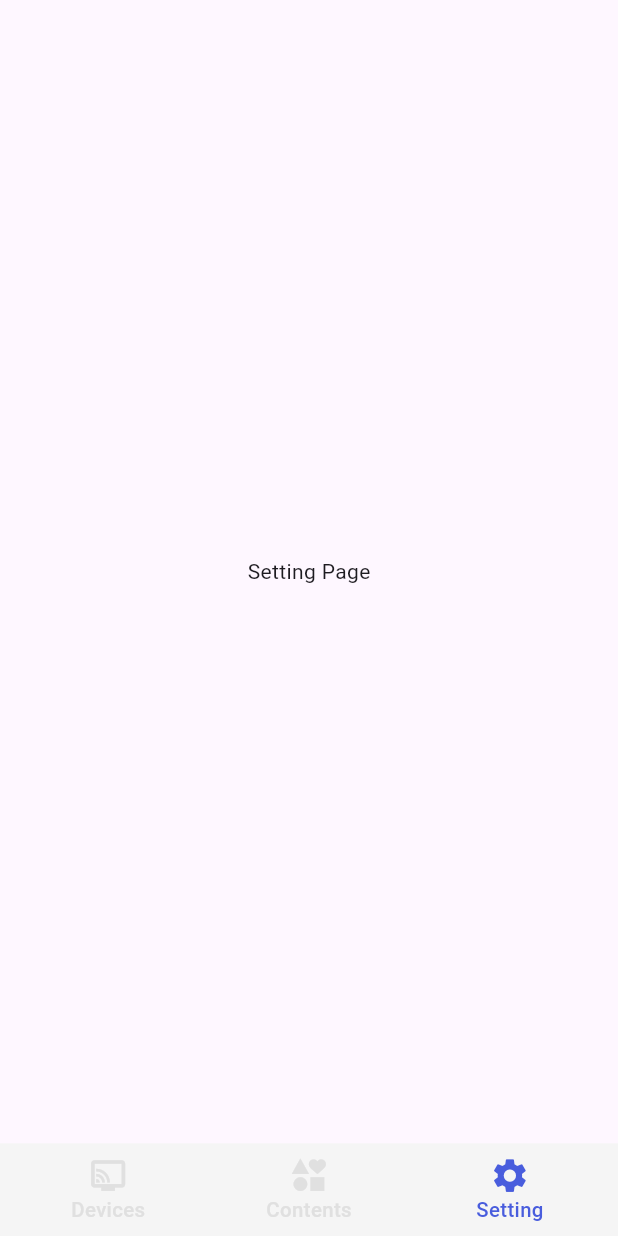
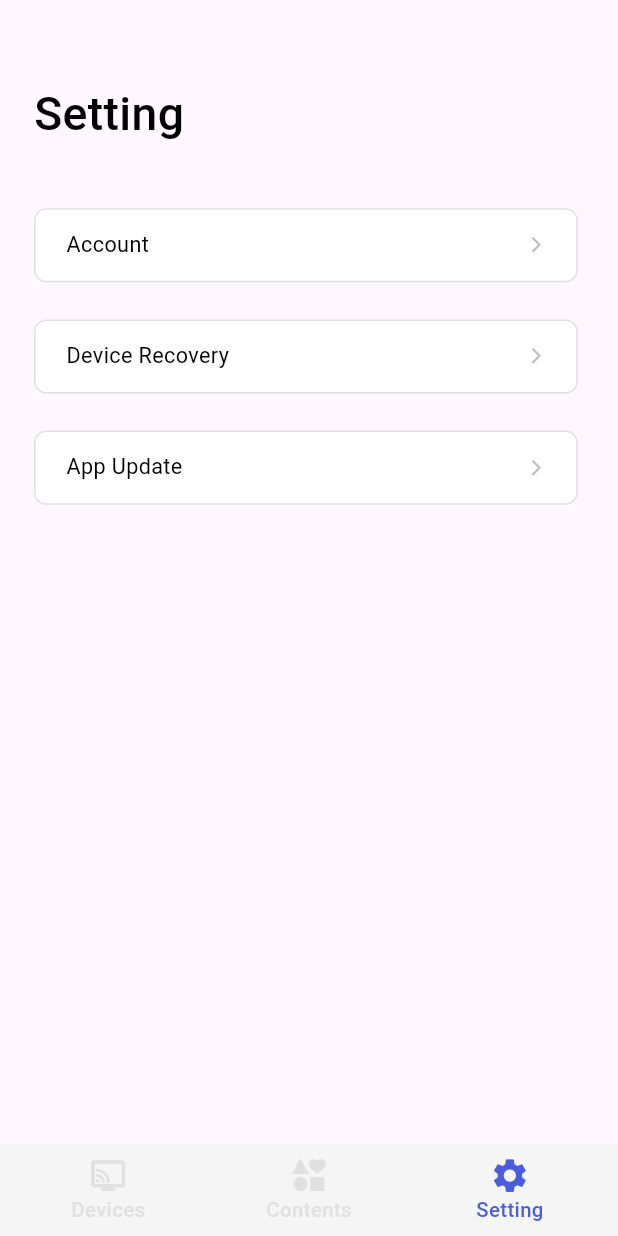
Before and after one commit to CretaIsland/flexi, a Flutter app: the HomePage screen opened by its route, item 3 of the bottom bar chosen, on a phone screen of 412 x 824 dp. Run offline on Flutter 3.47's test engine with Material 3 defaults, Android fonts, the phone set to English and light mode, and no system bars; our stand-ins replace flutter_native_splash; missing offline and left inert: hycop_light, wifi_iot, wifi_scan; statements that could not run were skipped.

Commit message:
20240326-04-nr.han add setting page

```diff
--- a/lib/main.dart
+++ b/lib/main.dart
@@ -7,6 +7,9 @@ import 'package:flexi/screens/page/device/set_timezone_page.dart';
 import 'package:flexi/screens/page/device/set_wifi_page.dart';
 import 'package:flexi/screens/page/home_page.dart';
 import 'package:flexi/screens/page/login_page.dart';
+import 'package:flexi/screens/page/setting/account_detail_page.dart';
+import 'package:flexi/screens/page/setting/app_update_page.dart';
+import 'package:flexi/screens/page/setting/device_recovery_page.dart';
 
 import 'package:flutter/material.dart';
 import 'package:flutter_native_splash/flutter_native_splash.dart';
@@ -34,7 +37,10 @@ class FlexiApp extends StatelessWidget {
         "/contentDetail" : (context) => const ContentDetailPage(),
         "/content/text" : (context) => const EditTextPage(),
         "/content/background" : (context) => const EditBackgroundPage(),
-        "/content/send" : (context) => const SendContentPage()
+        "/content/send" : (context) => const SendContentPage(),
+        "/setting/account" :(context) => const AccountDetailPage(),
+        "/setting/device/recovery" :(context) => const DeviceRecoveryPage(),
+        "/setting/app/version" :(context) => const AppUpdatePage()
       },
       home: const FlexiHomePage(),
     );
--- a/lib/screens/page/setting/setting_page.dart
+++ b/lib/screens/page/setting/setting_page.dart
@@ -1,3 +1,5 @@
+import 'package:flexi/screens/utils/flexi_color.dart';
+import 'package:flexi/screens/utils/flexi_font.dart';
 import 'package:flutter/material.dart';
 
 class SettingPage extends StatefulWidget {
@@ -8,10 +10,59 @@ class SettingPage extends StatefulWidget {
 }
 
 class _SettingPageState extends State<SettingPage> {
+
+  late double screenWidth, screenHeight;
+
+
   @override
   Widget build(BuildContext context) {
-    return const Center(
-      child: Text("Setting Page")
+
+    screenWidth = MediaQuery.sizeOf(context).width;
+    screenHeight = MediaQuery.sizeOf(context).height;
+
+    return Padding(
+      padding: EdgeInsets.only(top: screenHeight * .065, left: screenWidth * .055),
+      child: Column(
+        crossAxisAlignment: CrossAxisAlignment.start,
+        children: [
+          Text("Setting", style: TextStyle(fontFamily: FlexiFont.fontFamily, fontWeight: FlexiFont.medium, fontSize: screenHeight * .0375, color: Colors.black)),
+          SizedBox(height: screenHeight * .05),
+          settingMenuBTN("Account", "/setting/account"),
+          SizedBox(height: screenHeight * .03),
+          settingMenuBTN("Device Recovery", "/setting/device/recovery"),
+          SizedBox(height: screenHeight * .03),
+          settingMenuBTN("App Update", "/setting/app/version")
+        ],
+      ),
     );
   }
+
+  Widget settingMenuBTN(String btnLabel, String pageName) {
+    return GestureDetector(
+      onTap: () {
+        Navigator.pushNamed(context, pageName);
+      },
+      child: Container(
+        width: screenWidth * .88,
+        height: screenHeight * .06,
+        decoration: BoxDecoration(
+          color: Colors.white,
+          border: Border.all(color: Colors.grey.shade300),
+          borderRadius: BorderRadius.circular(screenWidth * .02)
+        ),
+        child: Padding(
+          padding: EdgeInsets.only(left: screenWidth * .05, right: screenWidth * .05),
+          child: Row(
+            mainAxisAlignment: MainAxisAlignment.spaceBetween,
+            children: [
+              Text(btnLabel, style: TextStyle(fontFamily: FlexiFont.fontFamily, fontWeight: FlexiFont.regular, fontSize: screenHeight * .0175, color: Colors.black)),
+              Icon(Icons.arrow_forward_ios, color: Colors.grey.shade400, size: screenHeight * .015)
+            ],
+          ),
+        ),
+      ),
+    );
+  }
+
+
 }
```
Also changed, not shown: lib/screens/page/setting/account_detail_page.dart (added, +12 -0 lines), lib/screens/page/setting/app_update_page.dart (added, +17 -0 lines), lib/screens/page/setting/device_recovery_page.dart (added, +17 -0 lines).
